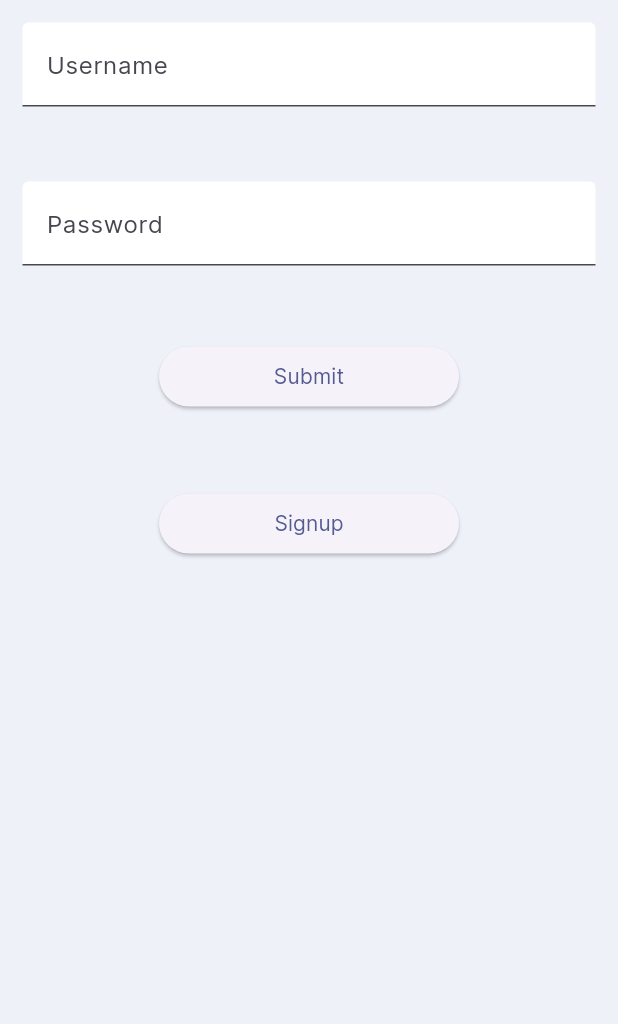
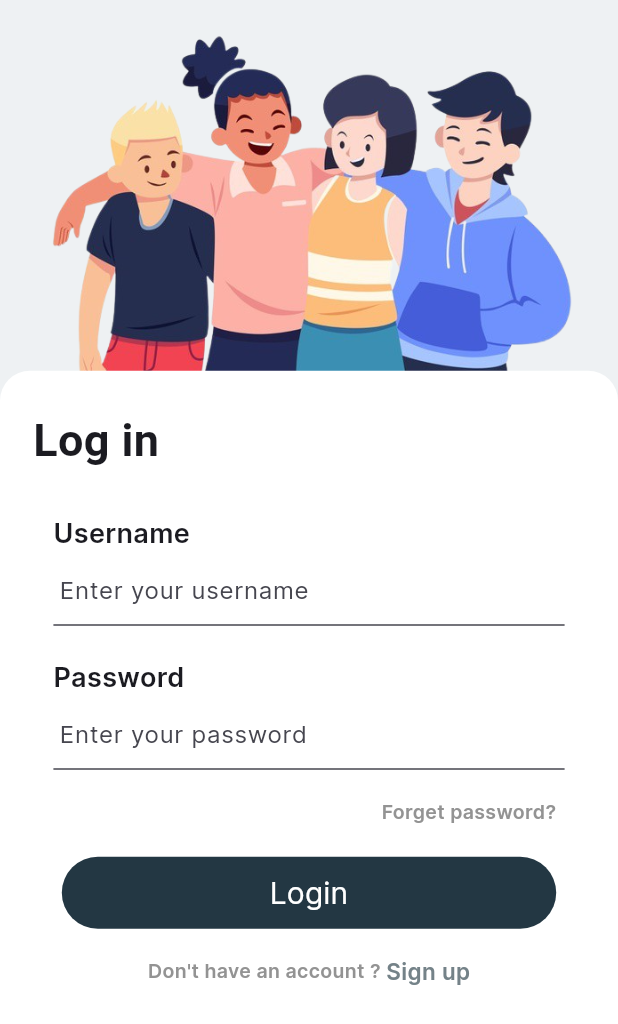
Before and after one commit to iam-niraj/neerp, a Flutter app: the screen it shows after launch, on a phone screen of 412 x 824 dp. Shown: the top 1024 px of the screen. Run offline on Flutter 3.47's test engine with Material 2 defaults, Android fonts, the phone set to English and light mode, and no system bars; our stand-ins replace bloc, bloc_concurrency, equatable, flutter_bloc, flutter_screenutil, flutter_svg and 2 more; missing offline and left inert: api_cache_manager, flow_builder; accounts and stored records are empty; Roboto replaces fonts that are missing (NotoSerif).

Commit message:
changes in login

```diff
--- a/lib/screens/Login/login_screen.dart
+++ b/lib/screens/Login/login_screen.dart
@@ -1,5 +1,9 @@
 import 'package:flutter/material.dart';
 import 'package:flutter_bloc/flutter_bloc.dart';
+import 'package:neerp/utils/components/custom_form_button.dart';
+import 'package:neerp/utils/components/custom_input_field.dart';
+import 'package:neerp/utils/components/page_header.dart';
+import 'package:neerp/utils/components/page_heading.dart';
 import 'package:neerp/utils/config/services/api_service.dart';
 import 'package:neerp/screens/Login/cubit/login_cubit.dart';
 import 'package:neerp/screens/Register/register_screen.dart';
@@ -15,157 +19,158 @@ class LoginScreen extends StatelessWidget {
   @override
   Widget build(BuildContext context) {
     return Scaffold(
-      body: Padding(
-        padding: const EdgeInsets.all(15.0),
-        child: BlocProvider(
+      backgroundColor: const Color(0xffEEF1F3),
+      body: Column(
+        children: [
+          const PageHeader(),
+          BlocProvider(
             create: (context) => LoginCubit(context.read<APIService>()),
-          child: const LoginForm(),
+            child: LoginForm(),
           ),
+        ],
       ),
     );
   }
 }
 
 class LoginForm extends StatelessWidget {
-  const LoginForm({super.key});
-
+  LoginForm({super.key});
   @override
   Widget build(BuildContext context) {
     return BlocListener<LoginCubit, LoginState>(
       listener: (context, state) {
         if (state.status == LoginStatus.error) {}
       },
-        child: const Column(
+      // child: const Column(
+      //   children: [
+      //     _UsernameInput(),
+      //     SizedBox(
+      //       height: 50,
+      //     ),
+      //     _PasswordInput(),
+      //     SizedBox(
+      //       height: 50,
+      //     ),
+      //     _LoginButton(),
+      //     SizedBox(
+      //       height: 50,
+      //     ),
+      //     _SignUpButton(),
+      //   ],
+      // )
+      child: Expanded(
+        child: Container(
+          decoration: const BoxDecoration(
+            color: Colors.white,
+            borderRadius: BorderRadius.vertical(
+              top: Radius.circular(20),
+            ),
+          ),
+          child: SingleChildScrollView(
+            child: Column(
               children: [
+                const PageHeading(
+                  title: 'Log in',
+                ),
                 _UsernameInput(),
-            SizedBox(
-              height: 50,
+                // CustomInputField(
+                //   labelText: 'Username',
+                //   hintText: 'Enter your username',
+                //   prefix: const Icon(Icons.person_pin_outlined),
+                //   validator: (textValue) {
+                //     if (textValue == null || textValue.isEmpty) {
+                //       return 'Username is required !!!';
+                //     }
+                //     return null;
+                //   },
+                // ),
+                const SizedBox(
+                  height: 16,
                 ),
+                // CustomInputField(
+                //   labelText: 'Password',
+                //   hintText: 'Enter your password',
+                //   obscureText: true,
+                //   suffixIcon: true,
+                //   prefix: const Icon(Icons.lock_outline_rounded),
+                //   validator: (textValue) {
+                //     if (textValue == null || textValue.isEmpty) {
+                //       return 'Password is required !!!';
+                //     }
+                //     return null;
+                //   },
+                // ),
                 _PasswordInput(),
-            SizedBox(
-              height: 50,
+                const SizedBox(
+                  height: 16,
+                ),
+                Container(
+                  width: MediaQuery.of(context).size.width * 0.80,
+                  alignment: Alignment.centerRight,
+                  child: GestureDetector(
+                    onTap: () => {
+                      // Navigator.push(
+                      //     context,
+                      //     MaterialPageRoute(
+                      //         builder: (context) =>
+                      //             const ForgetPasswordPage()))
+                    },
+                    child: const Text(
+                      'Forget password?',
+                      style: TextStyle(
+                        color: Color(0xff939393),
+                        fontSize: 13,
+                        fontWeight: FontWeight.bold,
+                      ),
+                    ),
+                  ),
+                ),
+                const SizedBox(
+                  height: 20,
                 ),
                 _LoginButton(),
-            SizedBox(
-              height: 50,
-            ),
-            _SignUpButton(),
-          ],
-        )
-
-        /* Scaffold(
-        /*  appBar: AppBar(
-            backgroundColor: kSecondaryColor,
-            elevation: 0,
-            leading: IconButton(
-              onPressed: () {
-                Navigator.pop(context);
-              },
-              icon: SvgPicture.asset(
-                'assets/images/back_arrow.svg',
-                width: 24.w,
-                color: black,
-              ),
-            ),
-          ), */
-        body: SafeArea(
-          child: CustomScrollView(
-            reverse: true,
-            slivers: [
-              SliverFillRemaining(
-                hasScrollBody: false,
-                child: Padding(
-                  padding: EdgeInsets.symmetric(horizontal: 20.w),
-                  child: Column(
-                    mainAxisSize: MainAxisSize.min,
-                    children: [
-                      Flexible(
-                        fit: FlexFit.loose,
-                        child: Column(
-                          crossAxisAlignment: CrossAxisAlignment.start,
-                          children: [
-                            const Text(
-                              "Welcome back.",
-                              style: kHeadline,
+                const SizedBox(
+                  height: 18,
                 ),
                 SizedBox(
-                              height: 10.h,
-                            ),
-                            const Text(
-                              "You've been missed!",
-                              style: kBodyText2,
-                            ),
-                            SizedBox(
-                              height: 60.h,
-                            ),
-                            const MyTextField(
-                              labelText: "Username",
-                              icon: Icons.person_pin_rounded,
-                              obscureText: false,
-                              keyboardType: TextInputType.text,
-                            ),
-                            const MyTextField(
-                              labelText: "Password",
-                              icon: Icons.lock,
-                              obscureText: true,
-                              keyboardType: TextInputType.text,
-                            ),
-                            // MyPasswordField(
-                            //   isPasswordVisible: isPasswordVisible,
-                            //   onTap: () {
-                            //     setState(() {
-                            //       isPasswordVisible = !isPasswordVisible;
-                            //     });
-                            //   },
-                            // ),
-                          ],
-                        ),
-                      ),
-                      Row(
+                  width: MediaQuery.of(context).size.width * 0.8,
+                  child: Row(
                     mainAxisAlignment: MainAxisAlignment.center,
                     children: [
                       const Text(
-                            "Dont't have an account? ",
-                            style: kBodyText,
+                        'Don\'t have an account ? ',
+                        style: TextStyle(
+                            fontSize: 13,
+                            color: Color(0xff939393),
+                            fontWeight: FontWeight.bold),
                       ),
                       GestureDetector(
-                            onTap: () {
-                              Navigator.push(
-                                context,
-                                CupertinoPageRoute(
-                                  builder: (context) => RegisterScreen(),
-                                ),
-                              );
+                        onTap: () => {
+                          // Navigator.push(
+                          //     context,
+                          //     MaterialPageRoute(
+                          //         builder: (context) =>
+                          //             const SignupPage()))
                         },
-                            child: Text(
-                              'Register',
-                              style: kBodyText.copyWith(
-                                color: Colors.black54,
-                              ),
+                        child: const Text(
+                          'Sign up',
+                          style: TextStyle(
+                              fontSize: 15,
+                              color: Color(0xff748288),
+                              fontWeight: FontWeight.bold),
                         ),
                       ),
                     ],
                   ),
-                      SizedBox(
-                        height: 20.h,
                 ),
-                      MyTextButton(
-                        buttonName: 'Sign In',
-                        onTap: () {},
-                        bgColor: kPrimaryColor,
-                        textColor: white,
-                      ),
-                      SizedBox(
-                        height: 20.h,
+                const SizedBox(
+                  height: 20,
                 ),
               ],
             ),
           ),
         ),
-            ],
       ),
-        ),
-      ), */
     );
   }
 }
@@ -175,16 +180,30 @@ class _UsernameInput extends StatelessWidget {
 
   @override
   Widget build(BuildContext context) {
-    return BlocBuilder<LoginCubit, LoginState>(
+    return CustomInputField(
+      labelText: "Username",
+      prefix: const Icon(Icons.person_pin_outlined),
+      widget: BlocBuilder<LoginCubit, LoginState>(
         buildWhen: (previous, current) => previous.username != current.username,
         builder: (context, state) {
+          // return TextField(
+          //   onChanged: (email) {
+          //     context.read<LoginCubit>().emailChanged(email);
+          //   },
+          //   decoration: const InputDecoration(labelText: "Username"),
+          // );
           return TextField(
+            // obscureText: (widget.obscureText && _obscureText),
+            decoration: const InputDecoration(
+              hintText: "Enter your username",
+              contentPadding: EdgeInsets.zero,
+            ),
             onChanged: (email) {
               context.read<LoginCubit>().emailChanged(email);
             },
-          decoration: const InputDecoration(labelText: "Username"),
           );
         },
+      ),
     );
   }
 }
@@ -194,16 +213,31 @@ class _PasswordInput extends StatelessWidget {
 
   @override
   Widget build(BuildContext context) {
-    return BlocBuilder<LoginCubit, LoginState>(
+    return CustomInputField(
+      labelText: "Password",
+      prefix: const Icon(Icons.lock_outline_rounded),
+      widget: BlocBuilder<LoginCubit, LoginState>(
         buildWhen: (previous, current) => previous.password != current.password,
         builder: (context, state) {
+          // return TextField(
+          //   onChanged: (password) {
+          //     context.read<LoginCubit>().passwordChanged(password);
+          //   },
+          //   decoration: const InputDecoration(labelText: "Password"),
+          // );
+
           return TextField(
+            obscureText: true,
+            decoration: const InputDecoration(
+              hintText: "Enter your password",
+              contentPadding: EdgeInsets.zero,
+            ),
             onChanged: (password) {
               context.read<LoginCubit>().passwordChanged(password);
             },
-          decoration: const InputDecoration(labelText: "Password"),
           );
         },
+      ),
     );
   }
 }
@@ -218,12 +252,23 @@ class _LoginButton extends StatelessWidget {
       builder: (context, state) {
         return state.status == LoginStatus.submitting
             ? const CircularProgressIndicator()
-            : ElevatedButton(
+            : /* ElevatedButton(
                 onPressed: () {
                   context.read<LoginCubit>().loginWithCredentials();
                 },
                 child: const Text("Submit"),
                 style: ElevatedButton.styleFrom(fixedSize: const Size(200, 40)),
+              ); */
+            CustomFormButton(
+                innerText: 'Login',
+                onPressed: () {
+                  // if (_loginFormKey.currentState!.validate()) {
+                  //   ScaffoldMessenger.of(context).showSnackBar(
+                  //     const SnackBar(content: Text('Submitting data..')),
+                  //   );
+                  // }
+                  context.read<LoginCubit>().loginWithCredentials();
+                },
               );
       },
     );
--- /dev/null
+++ b/lib/utils/components/custom_form_button.dart
@@ -0,0 +1,28 @@
+import 'package:flutter/material.dart';
+
+class CustomFormButton extends StatelessWidget {
+  final String innerText;
+  final void Function()? onPressed;
+  const CustomFormButton(
+      {Key? key, required this.innerText, required this.onPressed})
+      : super(key: key);
+
+  @override
+  Widget build(BuildContext context) {
+    Size size = MediaQuery.of(context).size;
+    return Container(
+      width: size.width * 0.8,
+      decoration: BoxDecoration(
+        color: const Color(0xff233743),
+        borderRadius: BorderRadius.circular(26),
+      ),
+      child: TextButton(
+        onPressed: onPressed,
+        child: Text(
+          innerText,
+          style: const TextStyle(color: Colors.white, fontSize: 20),
+        ),
+      ),
+    );
+  }
+}
--- /dev/null
+++ b/lib/utils/components/custom_input_field.dart
@@ -0,0 +1,66 @@
+import 'package:flutter/material.dart';
+
+class CustomInputField extends StatelessWidget {
+  final String labelText;
+  final Widget? prefix;
+  final Widget widget;
+
+  CustomInputField({
+    Key? key,
+    required this.labelText,
+    this.prefix,
+    required this.widget,
+  }) : super(key: key);
+
+  @override
+  Widget build(BuildContext context) {
+    Size size = MediaQuery.of(context).size;
+    return Container(
+      width: size.width * 0.9,
+      padding: const EdgeInsets.symmetric(horizontal: 15, vertical: 3),
+      child: Column(
+        children: [
+          // if (prefix != null) ...[
+          //   prefix!,
+          //   const SizedBox(width: 10),
+          // ],
+          Align(
+            alignment: Alignment.centerLeft,
+            child: Text(
+              labelText,
+              style: const TextStyle(fontSize: 18, fontWeight: FontWeight.bold),
+            ),
+          ),
+          widget,
+          // TextFormField(
+          //   obscureText: (widget.obscureText && _obscureText),
+          //   decoration: InputDecoration(
+          //     isDense: (widget.isDense != null) ? widget.isDense : false,
+          //     hintText: widget.hintText,
+          //     suffixIcon: widget.suffixIcon
+          //         ? IconButton(
+          //             icon: Icon(
+          //               _obscureText
+          //                   ? Icons.remove_red_eye
+          //                   : Icons.visibility_off_outlined,
+          //               color: Colors.black54,
+          //             ),
+          //             onPressed: () {
+          //               setState(() {
+          //                 _obscureText = !_obscureText;
+          //               });
+          //             },
+          //           )
+          //         : null,
+          //     suffixIconConstraints: (widget.isDense != null)
+          //         ? const BoxConstraints(maxHeight: 33)
+          //         : null,
+          //   ),
+          //   autovalidateMode: AutovalidateMode.onUserInteraction,
+          //   validator: widget.validator,
+          // ),
+        ],
+      ),
+    );
+  }
+}
--- /dev/null
+++ b/lib/utils/components/page_header.dart
@@ -0,0 +1,15 @@
+import 'package:flutter/material.dart';
+
+class PageHeader extends StatelessWidget {
+  const PageHeader({Key? key}) : super(key: key);
+
+  @override
+  Widget build(BuildContext context) {
+    Size size = MediaQuery.of(context).size;
+    return SizedBox(
+      width: double.infinity,
+      height: size.height * 0.3,
+      child: Image.asset('assets/images/friendship.png'),
+    );
+  }
+}
--- /dev/null
+++ b/lib/utils/components/page_heading.dart
@@ -0,0 +1,19 @@
+import 'package:flutter/material.dart';
+
+class PageHeading extends StatelessWidget {
+  final String title;
+  const PageHeading({Key? key, required this.title}) : super(key: key);
+
+  @override
+  Widget build(BuildContext context) {
+    return Container(
+      alignment: Alignment.centerLeft,
+      padding: const EdgeInsets.symmetric(horizontal: 22, vertical: 25),
+      child: Text(
+        title,
+        style: const TextStyle(
+            fontSize: 30, fontWeight: FontWeight.bold, fontFamily: 'NotoSerif'),
+      ),
+    );
+  }
+}
```
Also changed, not shown: assets/images/friendship.png (added). Lines whose indentation alone changed are shown as unchanged.
